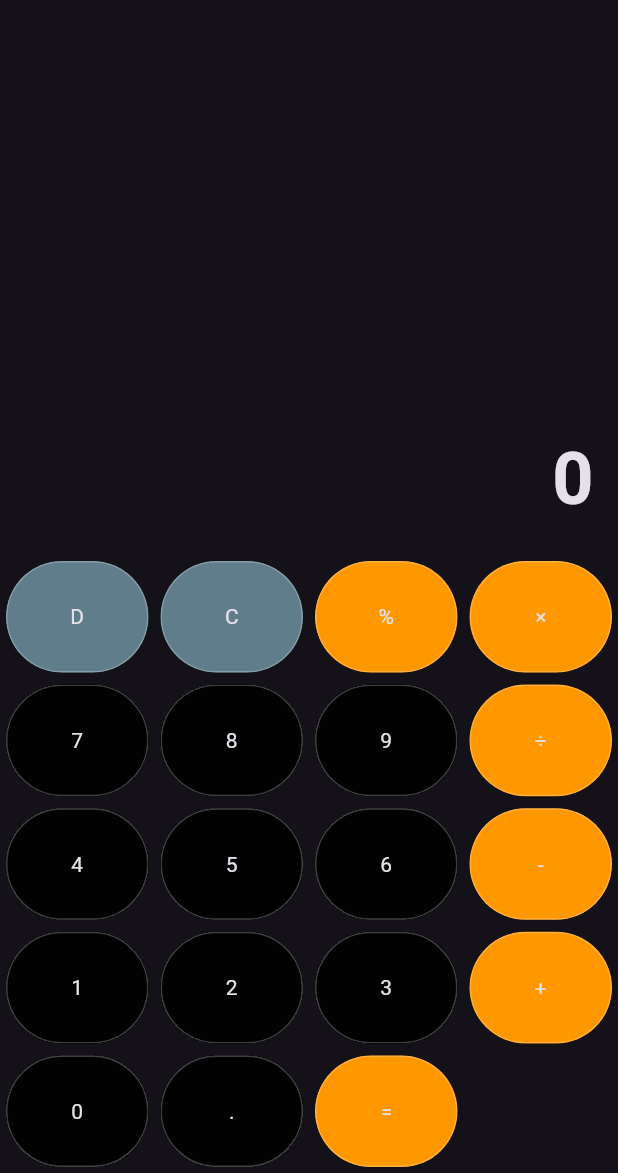
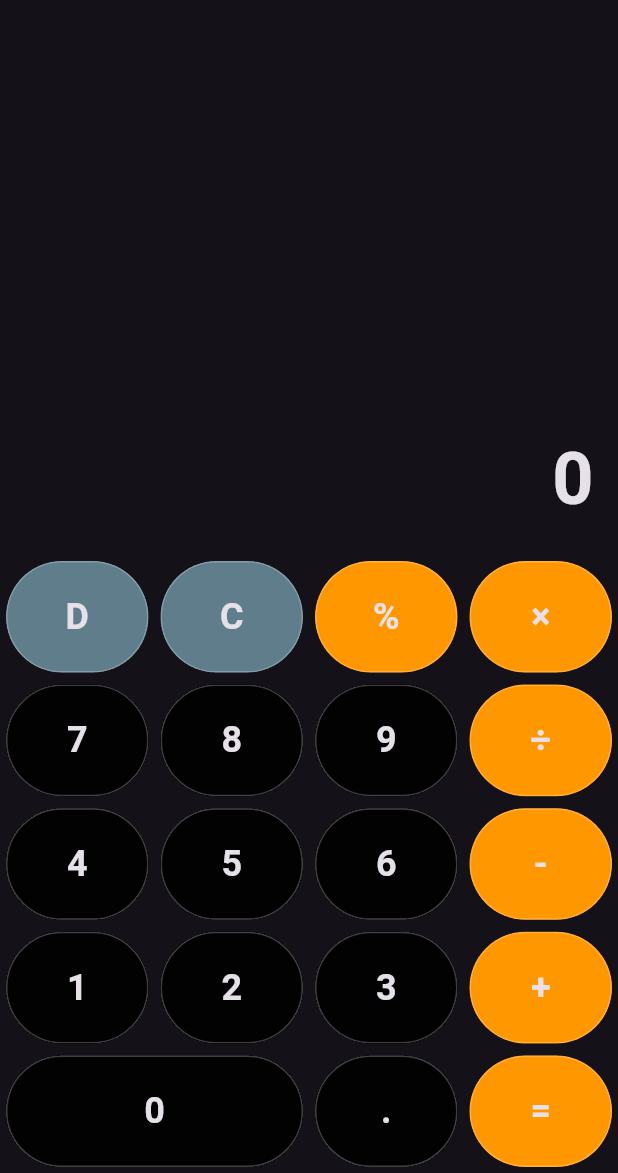
Before and after one commit to AhmedHelmy18/Calculator_App, a Flutter app: the screen it shows after launch, on a phone screen of 412 x 824 dp, the part 63-1236 px from its top. Run offline on Flutter 3.47's test engine with Material 3 defaults, Android fonts, the phone set to English and light mode, and no system bars.

Commit message:
update the screen size of buttons and make the color in alone function

```diff
--- a/lib/pages/home.dart
+++ b/lib/pages/home.dart
@@ -42,7 +42,9 @@ class _HomeScreenState extends State<HomeScreen> {
               children: Btn.buttonValues
                   .map(
                     (value) => SizedBox(
-                      width: screenSize.width / 4,
+                      width: value == Btn.n0
+                          ? screenSize.width / 2
+                          : (screenSize.width / 4),
                       height: screenSize.width / 5,
                       child: BuildButton(value),
                     ),
@@ -59,18 +61,7 @@ class _HomeScreenState extends State<HomeScreen> {
     return Padding(
       padding: const EdgeInsets.all(4.0),
       child: Material(
-        color: [Btn.del, Btn.clr].contains(value)
-            ? Colors.blueGrey
-            : [
-                Btn.per,
-                Btn.multiply,
-                Btn.subtract,
-                Btn.add,
-                Btn.divide,
-                Btn.calculate
-              ].contains(value)
-                ? Colors.orange
-                : Colors.black87,
+        color: getBtnColor(value),
         clipBehavior: Clip.hardEdge,
         shape: OutlineInputBorder(
           borderSide: BorderSide(
@@ -81,10 +72,31 @@ class _HomeScreenState extends State<HomeScreen> {
         child: InkWell(
           onTap: () {},
           child: Center(
-            child: Text(value),
+            child: Text(
+              value,
+              style: const TextStyle(
+                fontWeight: FontWeight.bold,
+                fontSize: 24,
+              ),
+            ),
           ),
         ),
       ),
     );
   }
+
+  Color getBtnColor(value) {
+    return [Btn.del, Btn.clr].contains(value)
+        ? Colors.blueGrey
+        : [
+            Btn.per,
+            Btn.multiply,
+            Btn.subtract,
+            Btn.add,
+            Btn.divide,
+            Btn.calculate
+          ].contains(value)
+            ? Colors.orange
+            : Colors.black87;
+  }
 }
```
